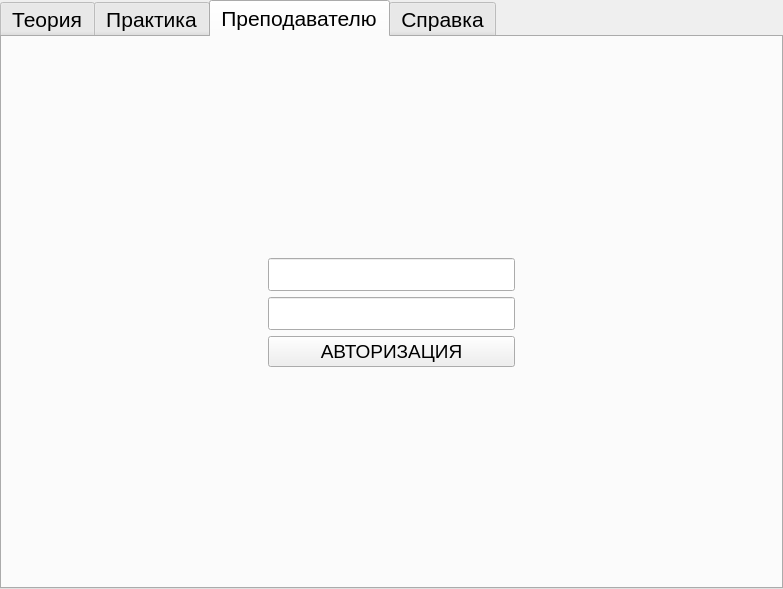
Old version of the form display/origin_files/mainWindow.ui in the repository fernandoveragul/diplomaProjectDaniil.
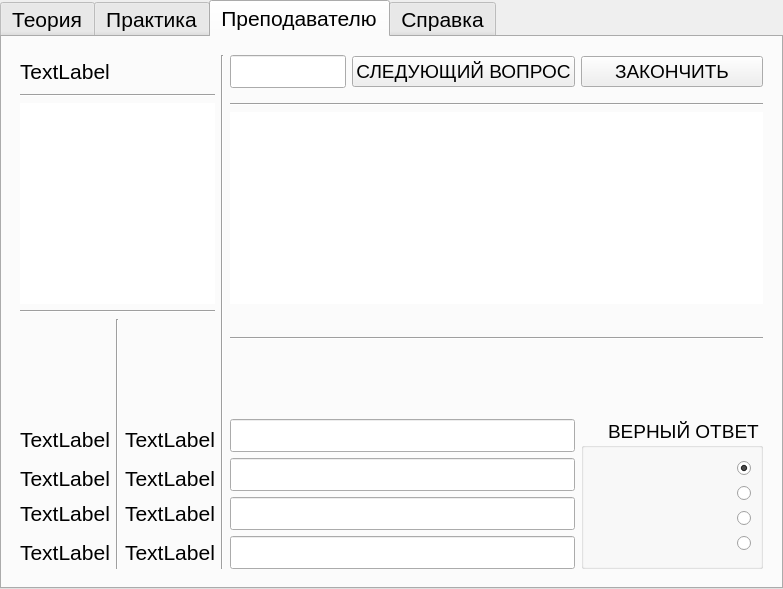
New version of the form. The open tabs and pages were chosen to show the change.

```diff
--- a/display/origin_files/mainWindow.ui
+++ b/display/origin_files/mainWindow.ui
@@ -484,6 +484,379 @@
               <property name="cursor" stdset="0">
                <cursorShape>IBeamCursor</cursorShape>
               </property>
+              <property name="frameShape">
+               <enum>QFrame::NoFrame</enum>
+              </property>
+             </widget>
+            </item>
+            <item row="1" column="2" colspan="3">
+             <widget class="Line" name="line_3">
+              <property name="orientation">
+               <enum>Qt::Horizontal</enum>
+              </property>
+             </widget>
+            </item>
+            <item row="3" column="2" colspan="3">
+             <widget class="Line" name="line_4">
+              <property name="orientation">
+               <enum>Qt::Horizontal</enum>
+              </property>
+             </widget>
+            </item>
+            <item row="9" column="2" colspan="3">
+             <widget class="QLineEdit" name="ledtAnswerFirst"/>
+            </item>
+            <item row="10" column="2" colspan="3">
+             <widget class="QLineEdit" name="ledtAnswerSecond">
+              <property name="sizePolicy">
+               <sizepolicy hsizetype="Expanding" vsizetype="Minimum">
+                <horstretch>0</horstretch>
+                <verstretch>0</verstretch>
+               </sizepolicy>
+              </property>
+             </widget>
+            </item>
+            <item row="11" column="2" colspan="3">
+             <widget class="QLineEdit" name="ledtAnswerThird">
+              <property name="sizePolicy">
+               <sizepolicy hsizetype="Expanding" vsizetype="Fixed">
+                <horstretch>0</horstretch>
+                <verstretch>0</verstretch>
+               </sizepolicy>
+              </property>
+             </widget>
+            </item>
+            <item row="12" column="2" colspan="3">
+             <widget class="QLineEdit" name="ledtAnswerFour"/>
+            </item>
+            <item row="4" column="2" colspan="3">
+             <spacer name="verticalSpacer_5">
+              <property name="orientation">
+               <enum>Qt::Vertical</enum>
+              </property>
+              <property name="sizeType">
+               <enum>QSizePolicy::Minimum</enum>
+              </property>
+              <property name="sizeHint" stdset="0">
+               <size>
+                <width>20</width>
+                <height>40</height>
+               </size>
+              </property>
+             </spacer>
+            </item>
+           </layout>
+          </widget>
+          <widget class="QWidget" name="page">
+           <layout class="QGridLayout" name="gridLayout_6">
+            <item row="8" column="4" colspan="4">
+             <widget class="Line" name="line_7">
+              <property name="orientation">
+               <enum>Qt::Horizontal</enum>
+              </property>
+             </widget>
+            </item>
+            <item row="15" column="4" colspan="3">
+             <widget class="QLineEdit" name="ledtAnswerFour_2"/>
+            </item>
+            <item row="2" column="4" colspan="4">
+             <widget class="Line" name="line_6">
+              <property name="orientation">
+               <enum>Qt::Horizontal</enum>
+              </property>
+             </widget>
+            </item>
+            <item row="13" column="0">
+             <widget class="QLabel" name="label_8">
+              <property name="text">
+               <string>TextLabel</string>
+              </property>
+              <property name="alignment">
+               <set>Qt::AlignCenter</set>
+              </property>
+             </widget>
+            </item>
+            <item row="5" column="0" rowspan="5">
+             <spacer name="verticalSpacer_7">
+              <property name="orientation">
+               <enum>Qt::Vertical</enum>
+              </property>
+              <property name="sizeHint" stdset="0">
+               <size>
+                <width>20</width>
+                <height>40</height>
+               </size>
+              </property>
+             </spacer>
+            </item>
+            <item row="15" column="0">
+             <widget class="QLabel" name="label_10">
+              <property name="text">
+               <string>TextLabel</string>
+              </property>
+              <property name="alignment">
+               <set>Qt::AlignCenter</set>
+              </property>
+             </widget>
+            </item>
+            <item row="9" column="4" colspan="2">
+             <spacer name="verticalSpacer_6">
+              <property name="orientation">
+               <enum>Qt::Vertical</enum>
+              </property>
+              <property name="sizeHint" stdset="0">
+               <size>
+                <width>20</width>
+                <height>40</height>
+               </size>
+              </property>
+             </spacer>
+            </item>
+            <item row="0" column="4" colspan="2">
+             <widget class="QLineEdit" name="ledtTimeToDo_2"/>
+            </item>
+            <item row="14" column="2">
+             <widget class="QLabel" name="label_4">
+              <property name="text">
+               <string>TextLabel</string>
+              </property>
+              <property name="alignment">
+               <set>Qt::AlignCenter</set>
+              </property>
+             </widget>
+            </item>
+            <item row="0" column="7">
+             <widget class="QPushButton" name="btnEndCreateTest_2">
+              <property name="font">
+               <font>
+                <pointsize>14</pointsize>
+               </font>
+              </property>
+              <property name="cursor">
+               <cursorShape>PointingHandCursor</cursorShape>
+              </property>
+              <property name="text">
+               <string>ЗАКОНЧИТЬ</string>
+              </property>
+             </widget>
+            </item>
+            <item row="11" column="0">
+             <widget class="QLabel" name="label_7">
+              <property name="text">
+               <string>TextLabel</string>
+              </property>
+              <property name="alignment">
+               <set>Qt::AlignCenter</set>
+              </property>
+             </widget>
+            </item>
+            <item row="0" column="3" rowspan="16">
+             <widget class="Line" name="line_5">
+              <property name="orientation">
+               <enum>Qt::Vertical</enum>
+              </property>
+             </widget>
+            </item>
+            <item row="5" column="2" rowspan="5">
+             <spacer name="verticalSpacer_8">
+              <property name="orientation">
+               <enum>Qt::Vertical</enum>
+              </property>
+              <property name="sizeHint" stdset="0">
+               <size>
+                <width>20</width>
+                <height>40</height>
+               </size>
+              </property>
+             </spacer>
+            </item>
+            <item row="0" column="0">
+             <widget class="QLabel" name="label">
+              <property name="text">
+               <string>TextLabel</string>
+              </property>
+             </widget>
+            </item>
+            <item row="11" column="2">
+             <widget class="QLabel" name="label_2">
+              <property name="text">
+               <string>TextLabel</string>
+              </property>
+              <property name="alignment">
+               <set>Qt::AlignCenter</set>
+              </property>
+             </widget>
+            </item>
+            <item row="10" column="4" rowspan="2" colspan="3">
+             <widget class="QLineEdit" name="ledtAnswerFirst_2"/>
+            </item>
+            <item row="0" column="6">
+             <widget class="QPushButton" name="btnAddQuestion_2">
+              <property name="font">
+               <font>
+                <pointsize>14</pointsize>
+               </font>
+              </property>
+              <property name="cursor">
+               <cursorShape>PointingHandCursor</cursorShape>
+              </property>
+              <property name="text">
+               <string>СЛЕДУЮЩИЙ ВОПРОС</string>
+              </property>
+             </widget>
+            </item>
+            <item row="5" column="1" rowspan="11">
+             <widget class="Line" name="line_10">
+              <property name="orientation">
+               <enum>Qt::Vertical</enum>
+              </property>
+             </widget>
+            </item>
+            <item row="4" column="0" colspan="3">
+             <widget class="Line" name="line_8">
+              <property name="orientation">
+               <enum>Qt::Horizontal</enum>
+              </property>
+             </widget>
+            </item>
+            <item row="12" column="4" rowspan="2" colspan="3">
+             <widget class="QLineEdit" name="ledtAnswerSecond_2">
+              <property name="sizePolicy">
+               <sizepolicy hsizetype="Expanding" vsizetype="Minimum">
+                <horstretch>0</horstretch>
+                <verstretch>0</verstretch>
+               </sizepolicy>
+              </property>
+             </widget>
+            </item>
+            <item row="13" column="2">
+             <widget class="QLabel" name="label_3">
+              <property name="text">
+               <string>TextLabel</string>
+              </property>
+              <property name="alignment">
+               <set>Qt::AlignCenter</set>
+              </property>
+             </widget>
+            </item>
+            <item row="15" column="2">
+             <widget class="QLabel" name="label_5">
+              <property name="text">
+               <string>TextLabel</string>
+              </property>
+              <property name="alignment">
+               <set>Qt::AlignCenter</set>
+              </property>
+             </widget>
+            </item>
+            <item row="14" column="0">
+             <widget class="QLabel" name="label_9">
+              <property name="text">
+               <string>TextLabel</string>
+              </property>
+              <property name="alignment">
+               <set>Qt::AlignCenter</set>
+              </property>
+             </widget>
+            </item>
+            <item row="1" column="0" colspan="3">
+             <widget class="Line" name="line_9">
+              <property name="orientation">
+               <enum>Qt::Horizontal</enum>
+              </property>
+             </widget>
+            </item>
+            <item row="14" column="4" colspan="3">
+             <widget class="QLineEdit" name="ledtAnswerThird_2">
+              <property name="sizePolicy">
+               <sizepolicy hsizetype="Expanding" vsizetype="Fixed">
+                <horstretch>0</horstretch>
+                <verstretch>0</verstretch>
+               </sizepolicy>
+              </property>
+             </widget>
+            </item>
+            <item row="3" column="4" colspan="4">
+             <widget class="QPlainTextEdit" name="ptedQuestion_2">
+              <property name="sizePolicy">
+               <sizepolicy hsizetype="MinimumExpanding" vsizetype="MinimumExpanding">
+                <horstretch>0</horstretch>
+                <verstretch>0</verstretch>
+               </sizepolicy>
+              </property>
+              <property name="cursor" stdset="0">
+               <cursorShape>IBeamCursor</cursorShape>
+              </property>
+              <property name="frameShape">
+               <enum>QFrame::NoFrame</enum>
+              </property>
+             </widget>
+            </item>
+            <item row="2" column="0" rowspan="2" colspan="3">
+             <widget class="QTextBrowser" name="textBrowser">
+              <property name="frameShape">
+               <enum>QFrame::NoFrame</enum>
+              </property>
+             </widget>
+            </item>
+            <item row="10" column="7" rowspan="6">
+             <widget class="QGroupBox" name="groupBox_2">
+              <property name="font">
+               <font>
+                <pointsize>14</pointsize>
+               </font>
+              </property>
+              <property name="layoutDirection">
+               <enum>Qt::RightToLeft</enum>
+              </property>
+              <property name="title">
+               <string>ВЕРНЫЙ ОТВЕТ</string>
+              </property>
+              <layout class="QVBoxLayout" name="verticalLayout_6">
+               <item>
+                <widget class="QRadioButton" name="rbtnAnswerFirst_2">
+                 <property name="cursor">
+                  <cursorShape>PointingHandCursor</cursorShape>
+                 </property>
+                 <property name="text">
+                  <string/>
+                 </property>
+                 <property name="checked">
+                  <bool>true</bool>
+                 </property>
+                </widget>
+               </item>
+               <item>
+                <widget class="QRadioButton" name="rbtnAnswerSecond_2">
+                 <property name="cursor">
+                  <cursorShape>PointingHandCursor</cursorShape>
+                 </property>
+                 <property name="text">
+                  <string/>
+                 </property>
+                </widget>
+               </item>
+               <item>
+                <widget class="QRadioButton" name="rbtnAnswerThird_2">
+                 <property name="cursor">
+                  <cursorShape>PointingHandCursor</cursorShape>
+                 </property>
+                 <property name="text">
+                  <string/>
+                 </property>
+                </widget>
+               </item>
+               <item>
+                <widget class="QRadioButton" name="rbtnAnswerFour_2">
+                 <property name="cursor">
+                  <cursorShape>PointingHandCursor</cursorShape>
+                 </property>
+                 <property name="text">
+                  <string/>
+                 </property>
+                </widget>
+               </item>
+              </layout>
              </widget>
             </item>
            </layout>
```
Left out of the diff: 95 changed lines with no effect on the pictures.
